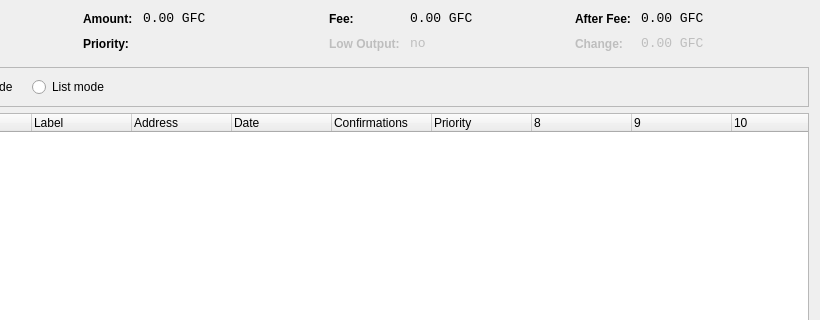
Old version of the form src/qt/forms/coincontroldialog.ui in the repository GryfenCrypto/gryfencoin; both pictures show x 180 to 1000 and y 0 to 320 of the 1000 by 500 pixel window.
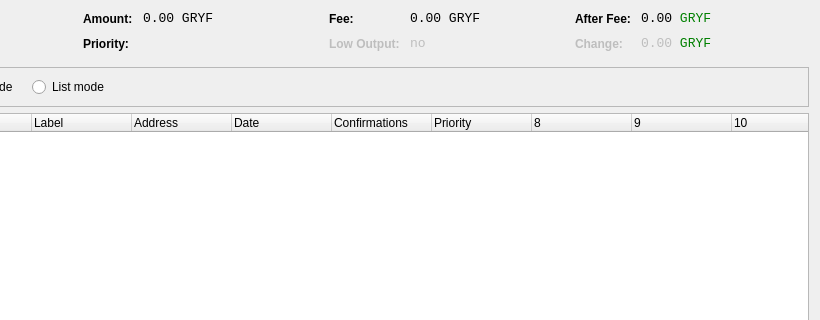
New version of the form. Custom widgets are drawn as their Qt base class.

Commit message: changed ticker symbol from GFC to GRYF

Patch:
```diff
--- a/src/qt/forms/coincontroldialog.ui
+++ b/src/qt/forms/coincontroldialog.ui
@@ -141,7 +141,7 @@
           <enum>Qt::ActionsContextMenu</enum>
          </property>
          <property name="text">
-          <string notr="true">0.00 GFC</string>
+          <string notr="true">0.00 GRYF</string>
          </property>
          <property name="textInteractionFlags">
           <set>Qt::LinksAccessibleByMouse|Qt::TextSelectableByKeyboard|Qt::TextSelectableByMouse</set>
@@ -221,7 +221,7 @@
           <enum>Qt::ActionsContextMenu</enum>
          </property>
          <property name="text">
-          <string notr="true">0.00 GFC</string>
+          <string notr="true">0.00 GRYF</string>
          </property>
          <property name="textInteractionFlags">
           <set>Qt::LinksAccessibleByMouse|Qt::TextSelectableByKeyboard|Qt::TextSelectableByMouse</set>
@@ -307,7 +307,7 @@
           <enum>Qt::ActionsContextMenu</enum>
          </property>
          <property name="text">
-          <string notr="true">0.00 GFC</string>
+          <string notr="true">&lt;html&gt;&lt;head/&gt;&lt;body&gt;&lt;p&gt;0.00 &lt;span style=&quot; color:#008000;&quot;&gt;GRYF&lt;/span&gt;&lt;/p&gt;&lt;/body&gt;&lt;/html&gt;</string>
          </property>
          <property name="textInteractionFlags">
           <set>Qt::LinksAccessibleByMouse|Qt::TextSelectableByKeyboard|Qt::TextSelectableByMouse</set>
@@ -345,7 +345,7 @@
           <enum>Qt::ActionsContextMenu</enum>
          </property>
          <property name="text">
-          <string notr="true">0.00 GFC</string>
+          <string notr="true">&lt;html&gt;&lt;head/&gt;&lt;body&gt;&lt;p&gt;0.00 &lt;span style=&quot; color:#008000;&quot;&gt;GRYF&lt;/span&gt;&lt;/p&gt;&lt;/body&gt;&lt;/html&gt;</string>
          </property>
          <property name="textInteractionFlags">
           <set>Qt::LinksAccessibleByMouse|Qt::TextSelectableByKeyboard|Qt::TextSelectableByMouse</set>
```
Left out of the diff: 2 changed lines with no effect on the pictures. The commit also changes 75 other files.
